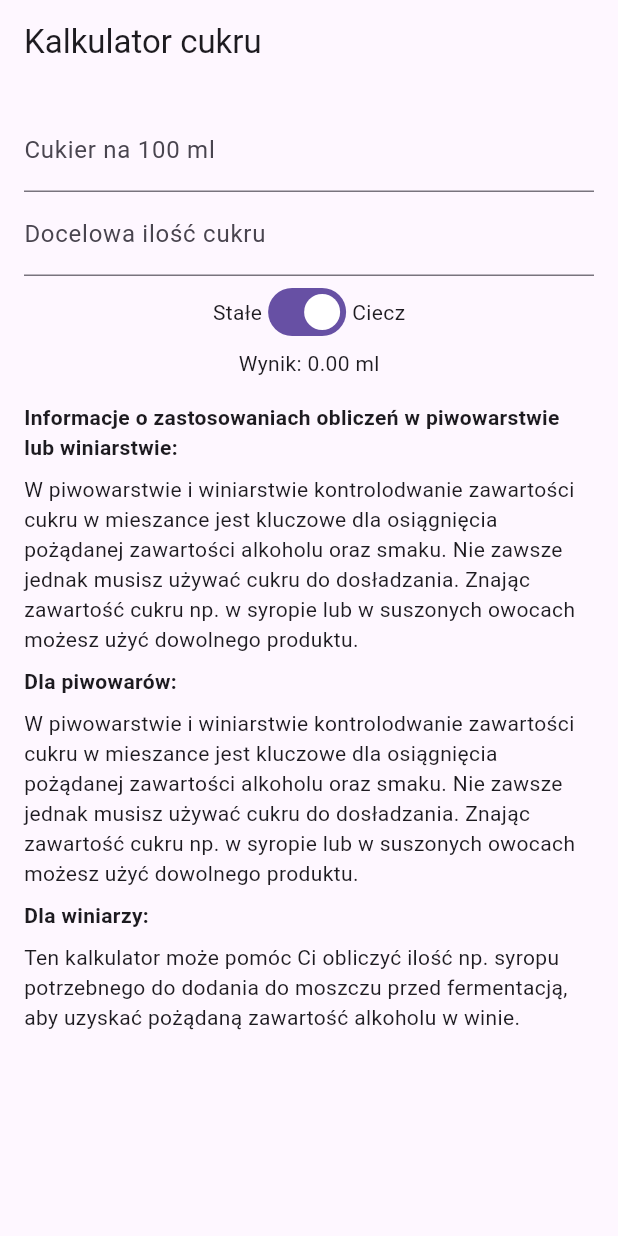
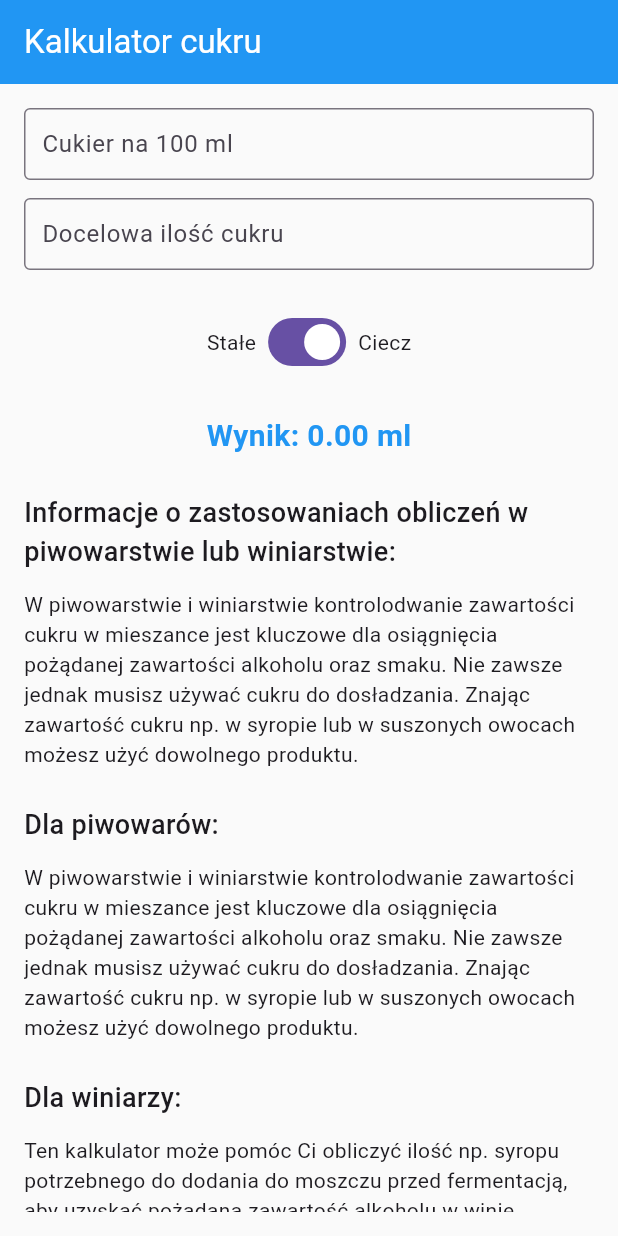
Before and after one commit to WezSieTato/BoolBrewLator, a Flutter app: the screen it shows after launch, on a phone screen of 412 x 824 dp. Run offline on Flutter 3.47's test engine with Material 3 defaults, Android fonts, the phone set to English and light mode, and no system bars; our stand-ins replace equatable, flutter_bloc; generated files the repository leaves out were written again.

Commit message:
feat: create design system

```diff
--- /dev/null
+++ b/lib/design_system/border_radius.dart
@@ -0,0 +1,25 @@
+class AppBorderRadius {
+  AppBorderRadius._();
+
+  // Base radius unit (4px)
+  static const double _baseUnit = 4.0;
+
+  // Border radius values
+  static const double none = 0.0;
+  static const double xs = _baseUnit * 0.5; // 2px
+  static const double sm = _baseUnit; // 4px
+  static const double md = _baseUnit * 1.5; // 6px
+  static const double lg = _baseUnit * 2; // 8px
+  static const double xl = _baseUnit * 3; // 12px
+  static const double xxl = _baseUnit * 4; // 16px
+  static const double xxxl = _baseUnit * 6; // 24px
+  static const double full = 9999.0; // Fully rounded
+
+  // Specific border radius for common use cases
+  static const double button = md; // 6px
+  static const double card = lg; // 8px
+  static const double input = sm; // 4px
+  static const double chip = full; // Fully rounded
+  static const double avatar = full; // Fully rounded
+  static const double modal = xl; // 12px
+}
--- /dev/null
+++ b/lib/design_system/colors.dart
@@ -0,0 +1,41 @@
+import 'package:flutter/material.dart';
+
+class AppColors {
+  AppColors._();
+
+  // Primary colors
+  static const Color primary = Color(0xFF2196F3); // Blue
+  static const Color primaryLight = Color(0xFF64B5F6);
+  static const Color primaryDark = Color(0xFF1976D2);
+
+  // Secondary colors
+  static const Color secondary = Color(0xFF4CAF50); // Green
+  static const Color secondaryLight = Color(0xFF81C784);
+  static const Color secondaryDark = Color(0xFF388E3C);
+
+  // Neutral colors
+  static const Color background = Color(0xFFFAFAFA);
+  static const Color surface = Color(0xFFFFFFFF);
+  static const Color card = Color(0xFFFFFFFF);
+
+  // Text colors
+  static const Color textPrimary = Color(0xFF212121);
+  static const Color textSecondary = Color(0xFF757575);
+  static const Color textHint = Color(0xFFBDBDBD);
+  static const Color textDisabled = Color(0xFFE0E0E0);
+
+  // Status colors
+  static const Color success = Color(0xFF4CAF50);
+  static const Color warning = Color(0xFFFF9800);
+  static const Color error = Color(0xFFF44336);
+  static const Color info = Color(0xFF2196F3);
+
+  // Border colors
+  static const Color border = Color(0xFFE0E0E0);
+  static const Color borderLight = Color(0xFFF5F5F5);
+  static const Color borderDark = Color(0xFFBDBDBD);
+
+  // Shadow colors
+  static const Color shadow = Color(0x1A000000);
+  static const Color shadowLight = Color(0x0A000000);
+}
--- /dev/null
+++ b/lib/design_system/design_system.dart
@@ -0,0 +1,5 @@
+export 'spacing.dart';
+export 'colors.dart';
+export 'typography.dart';
+export 'border_radius.dart';
+export 'shadows.dart';
--- /dev/null
+++ b/lib/design_system/shadows.dart
@@ -0,0 +1,76 @@
+import 'package:flutter/material.dart';
+import 'colors.dart';
+
+class AppShadows {
+  AppShadows._();
+
+  // Shadow offsets
+  static const Offset offsetNone = Offset.zero;
+  static const Offset offsetSm = Offset(0, 1);
+  static const Offset offsetMd = Offset(0, 2);
+  static const Offset offsetLg = Offset(0, 4);
+  static const Offset offsetXl = Offset(0, 8);
+  static const Offset offsetXxl = Offset(0, 16);
+
+  // Shadow blur radius
+  static const double blurSm = 2.0;
+  static const double blurMd = 4.0;
+  static const double blurLg = 8.0;
+  static const double blurXl = 16.0;
+  static const double blurXxl = 32.0;
+
+  // Shadow spread radius
+  static const double spreadNone = 0.0;
+  static const double spreadSm = 1.0;
+  static const double spreadMd = 2.0;
+  static const double spreadLg = 4.0;
+
+  // Predefined shadows
+  static const BoxShadow none = BoxShadow(
+    color: Colors.transparent,
+    offset: offsetNone,
+    blurRadius: 0,
+    spreadRadius: 0,
+  );
+
+  static const BoxShadow sm = BoxShadow(
+    color: AppColors.shadowLight,
+    offset: offsetSm,
+    blurRadius: blurSm,
+    spreadRadius: spreadNone,
+  );
+
+  static const BoxShadow md = BoxShadow(
+    color: AppColors.shadow,
+    offset: offsetMd,
+    blurRadius: blurMd,
+    spreadRadius: spreadSm,
+  );
+
+  static const BoxShadow lg = BoxShadow(
+    color: AppColors.shadow,
+    offset: offsetLg,
+    blurRadius: blurLg,
+    spreadRadius: spreadMd,
+  );
+
+  static const BoxShadow xl = BoxShadow(
+    color: AppColors.shadow,
+    offset: offsetXl,
+    blurRadius: blurXl,
+    spreadRadius: spreadLg,
+  );
+
+  static const BoxShadow xxl = BoxShadow(
+    color: AppColors.shadow,
+    offset: offsetXxl,
+    blurRadius: blurXxl,
+    spreadRadius: spreadLg,
+  );
+
+  // Specific shadows for common use cases
+  static const List<BoxShadow> card = [sm];
+  static const List<BoxShadow> elevated = [md];
+  static const List<BoxShadow> modal = [xl];
+  static const List<BoxShadow> floating = [lg];
+}
--- /dev/null
+++ b/lib/design_system/spacing.dart
@@ -0,0 +1,24 @@
+class Spacing {
+  Spacing._();
+
+  // Base spacing unit (8px)
+  static const double _baseUnit = 8.0;
+
+  // Extra small spacing
+  static const double xs = _baseUnit * 0.5; // 4px
+  static const double sm = _baseUnit; // 8px
+  static const double md = _baseUnit * 1.5; // 12px
+  static const double lg = _baseUnit * 2; // 16px
+  static const double xl = _baseUnit * 3; // 24px
+  static const double xxl = _baseUnit * 4; // 32px
+  static const double xxxl = _baseUnit * 6; // 48px
+
+  // Specific spacing for common use cases
+  static const double screenPadding = lg; // 16px
+  static const double cardPadding = md; // 12px
+  static const double buttonPadding = sm; // 8px
+  static const double inputPadding = sm; // 8px
+  static const double sectionSpacing = xl; // 24px
+  static const double itemSpacing = md; // 12px
+  static const double iconSpacing = xs; // 4px
+}
--- /dev/null
+++ b/lib/design_system/typography.dart
@@ -0,0 +1,86 @@
+import 'package:flutter/material.dart';
+
+class AppTypography {
+  AppTypography._();
+
+  // Font families
+  static const String fontFamily = 'Roboto';
+
+  // Font weights
+  static const FontWeight light = FontWeight.w300;
+  static const FontWeight regular = FontWeight.w400;
+  static const FontWeight medium = FontWeight.w500;
+  static const FontWeight semiBold = FontWeight.w600;
+  static const FontWeight bold = FontWeight.w700;
+
+  // Font sizes
+  static const double fontSizeXs = 10.0;
+  static const double fontSizeSm = 12.0;
+  static const double fontSizeMd = 14.0;
+  static const double fontSizeLg = 16.0;
+  static const double fontSizeXl = 18.0;
+  static const double fontSizeXxl = 20.0;
+  static const double fontSizeXxxl = 24.0;
+  static const double fontSizeDisplay = 32.0;
+
+  // Text styles
+  static const TextStyle display = TextStyle(
+    fontSize: fontSizeDisplay,
+    fontWeight: bold,
+    fontFamily: fontFamily,
+  );
+
+  static const TextStyle heading1 = TextStyle(
+    fontSize: fontSizeXxxl,
+    fontWeight: bold,
+    fontFamily: fontFamily,
+  );
+
+  static const TextStyle heading2 = TextStyle(
+    fontSize: fontSizeXxl,
+    fontWeight: semiBold,
+    fontFamily: fontFamily,
+  );
+
+  static const TextStyle heading3 = TextStyle(
+    fontSize: fontSizeXl,
+    fontWeight: medium,
+    fontFamily: fontFamily,
+  );
+
+  static const TextStyle bodyLarge = TextStyle(
+    fontSize: fontSizeLg,
+    fontWeight: regular,
+    fontFamily: fontFamily,
+  );
+
+  static const TextStyle bodyMedium = TextStyle(
+    fontSize: fontSizeMd,
+    fontWeight: regular,
+    fontFamily: fontFamily,
+  );
+
+  static const TextStyle bodySmall = TextStyle(
+    fontSize: fontSizeSm,
+    fontWeight: regular,
+    fontFamily: fontFamily,
+  );
+
+  static const TextStyle caption = TextStyle(
+    fontSize: fontSizeXs,
+    fontWeight: regular,
+    fontFamily: fontFamily,
+  );
+
+  static const TextStyle label = TextStyle(
+    fontSize: fontSizeSm,
+    fontWeight: medium,
+    fontFamily: fontFamily,
+  );
+
+  static const TextStyle button = TextStyle(
+    fontSize: fontSizeMd,
+    fontWeight: medium,
+    fontFamily: fontFamily,
+  );
+}
--- a/lib/main.dart
+++ b/lib/main.dart
@@ -1,6 +1,7 @@
 import 'package:flutter/material.dart';
 import 'package:flutter_localizations/flutter_localizations.dart';
 import 'i18n/translations.g.dart';
+import 'design_system/design_system.dart';
 import 'sugar_calculator/sugar_calculator_screen.dart';
 
 void main() {
@@ -21,6 +22,32 @@ class MyApp extends StatelessWidget {
         title: t.app.title,
         theme: ThemeData(
           primarySwatch: Colors.blue,
+          primaryColor: AppColors.primary,
+          scaffoldBackgroundColor: AppColors.background,
+          appBarTheme: const AppBarTheme(
+            backgroundColor: AppColors.primary,
+            foregroundColor: AppColors.surface,
+            elevation: 0,
+          ),
+          inputDecorationTheme: InputDecorationTheme(
+            border: OutlineInputBorder(
+              borderRadius: BorderRadius.circular(AppBorderRadius.input),
+            ),
+            contentPadding: EdgeInsets.all(Spacing.inputPadding),
+          ),
+          elevatedButtonTheme: ElevatedButtonThemeData(
+            style: ElevatedButton.styleFrom(
+              backgroundColor: AppColors.primary,
+              foregroundColor: AppColors.surface,
+              padding: EdgeInsets.symmetric(
+                horizontal: Spacing.buttonPadding * 2,
+                vertical: Spacing.buttonPadding,
+              ),
+              shape: RoundedRectangleBorder(
+                borderRadius: BorderRadius.circular(AppBorderRadius.button),
+              ),
+            ),
+          ),
         ),
         home: const SugarCalculatorScreen(),
         localizationsDelegates: const [
--- a/lib/sugar_calculator/sugar_calculator_info_view.dart
+++ b/lib/sugar_calculator/sugar_calculator_info_view.dart
@@ -1,5 +1,6 @@
 import 'package:flutter/material.dart';
 import '../i18n/translations.g.dart';
+import '../design_system/design_system.dart';
 
 class SugarCalculatorInfo extends StatelessWidget {
   const SugarCalculatorInfo({super.key});
@@ -12,24 +13,33 @@ class SugarCalculatorInfo extends StatelessWidget {
         children: [
           Text(
             translations.title,
-            style: const TextStyle(fontWeight: FontWeight.bold),
+            style: AppTypography.heading3,
           ),
-          const SizedBox(height: 8.0),
-          Text(translations.description),
-          const SizedBox(height: 8.0),
+          SizedBox(height: Spacing.itemSpacing),
+          Text(
+            translations.description,
+            style: AppTypography.bodyMedium,
+          ),
+          SizedBox(height: Spacing.sectionSpacing),
           Text(
             translations.brewers.title,
-            style: const TextStyle(fontWeight: FontWeight.bold),
+            style: AppTypography.heading3,
           ),
-          const SizedBox(height: 8.0),
-          Text(translations.description),
-          const SizedBox(height: 8.0),
+          SizedBox(height: Spacing.itemSpacing),
+          Text(
+            translations.description,
+            style: AppTypography.bodyMedium,
+          ),
+          SizedBox(height: Spacing.sectionSpacing),
           Text(
             translations.winemakers.title,
-            style: const TextStyle(fontWeight: FontWeight.bold),
+            style: AppTypography.heading3,
           ),
-          const SizedBox(height: 8.0),
-          Text(translations.winemakers.description),
+          SizedBox(height: Spacing.itemSpacing),
+          Text(
+            translations.winemakers.description,
+            style: AppTypography.bodyMedium,
+          ),
         ],
       ),
     );
--- a/lib/sugar_calculator/sugar_calculator_screen.dart
+++ b/lib/sugar_calculator/sugar_calculator_screen.dart
@@ -2,6 +2,7 @@ import 'package:boolbrewlator/sugar_calculator/sugar_calculator_info_view.dart';
 import 'package:flutter/material.dart';
 import 'package:flutter_bloc/flutter_bloc.dart';
 import '../i18n/translations.g.dart';
+import '../design_system/design_system.dart';
 import 'sugar_calculator_bloc.dart';
 
 class SugarCalculatorScreen extends StatefulWidget {
@@ -58,7 +59,7 @@ class SugarCalculatorScreenState extends State<SugarCalculatorScreen> {
         title: Text(context.t.app.title),
       ),
       body: Padding(
-        padding: const EdgeInsets.all(16.0),
+        padding: EdgeInsets.all(Spacing.screenPadding),
         child: BlocBuilder<SugarCalculatorBloc, SugarCalculatorState>(
           bloc: sugarCalculatorBloc,
           builder: (context, state) {
@@ -72,31 +73,55 @@ class SugarCalculatorScreenState extends State<SugarCalculatorScreen> {
                   keyboardType: TextInputType.number,
                   decoration: InputDecoration(
                     labelText: translations.sugar_per_100(unit: unit),
+                    contentPadding: EdgeInsets.all(Spacing.inputPadding),
+                    border: OutlineInputBorder(
+                      borderRadius: BorderRadius.circular(AppBorderRadius.input),
+                    ),
                   ),
                 ),
+                SizedBox(height: Spacing.itemSpacing),
                 TextField(
                   controller: targetSugarController,
                   keyboardType: TextInputType.number,
                   decoration: InputDecoration(
                     labelText: translations.target_sugar_amount,
+                    contentPadding: EdgeInsets.all(Spacing.inputPadding),
+                    border: OutlineInputBorder(
+                      borderRadius: BorderRadius.circular(AppBorderRadius.input),
+                    ),
                   ),
                 ),
+                SizedBox(height: Spacing.sectionSpacing),
                 Row(
                   mainAxisAlignment: MainAxisAlignment.center,
                   children: [
-                    Text(translations.solid),
+                    Text(
+                      translations.solid,
+                      style: AppTypography.bodyMedium,
+                    ),
+                    SizedBox(width: Spacing.iconSpacing),
                     Switch(
                       value: state.isLiquid,
                       onChanged: toggleUnit,
                     ),
-                    Text(translations.liquid),
+                    SizedBox(width: Spacing.iconSpacing),
+                    Text(
+                      translations.liquid,
+                      style: AppTypography.bodyMedium,
+                    ),
                   ],
                 ),
-                Text(translations.result(
-                  value: state.result.toStringAsFixed(2),
-                  unit: unit,
-                )),
-                const SizedBox(height: 16.0),
+                SizedBox(height: Spacing.sectionSpacing),
+                Text(
+                  translations.result(
+                    value: state.result.toStringAsFixed(2),
+                    unit: unit,
+                  ),
+                  style: AppTypography.heading2.copyWith(
+                    color: AppColors.primary,
+                  ),
+                ),
+                SizedBox(height: Spacing.sectionSpacing),
                 const SugarCalculatorInfo(),
               ],
             );
```
Also changed, not shown: pubspec.lock, 1 other file.
